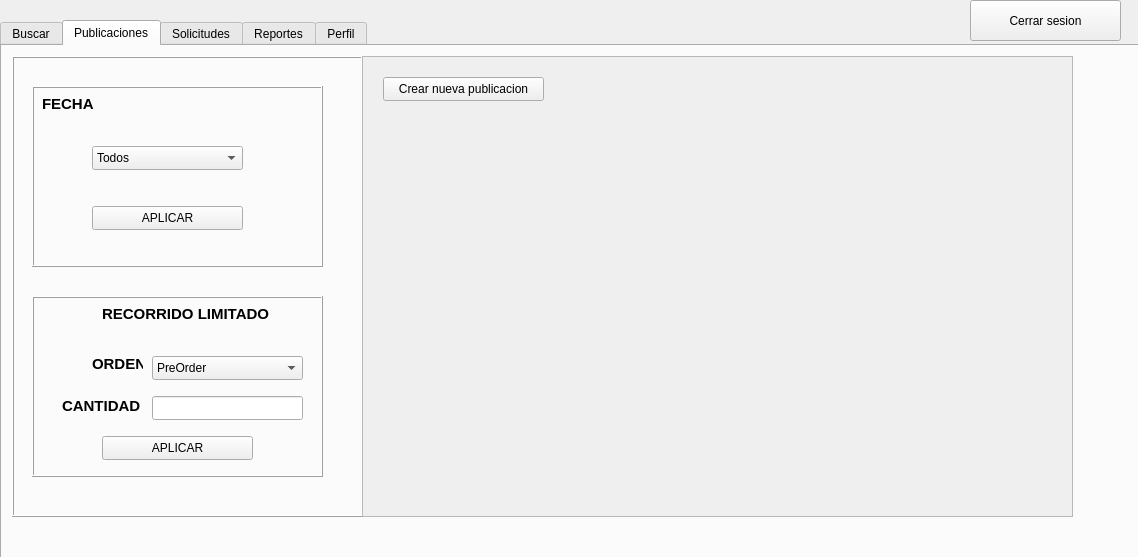
Kevin-alvarez1/PROYECTO_MULTIFASES_RED_SOCIAL, file Fase2/main/usuarios.ui: the form before one commit.
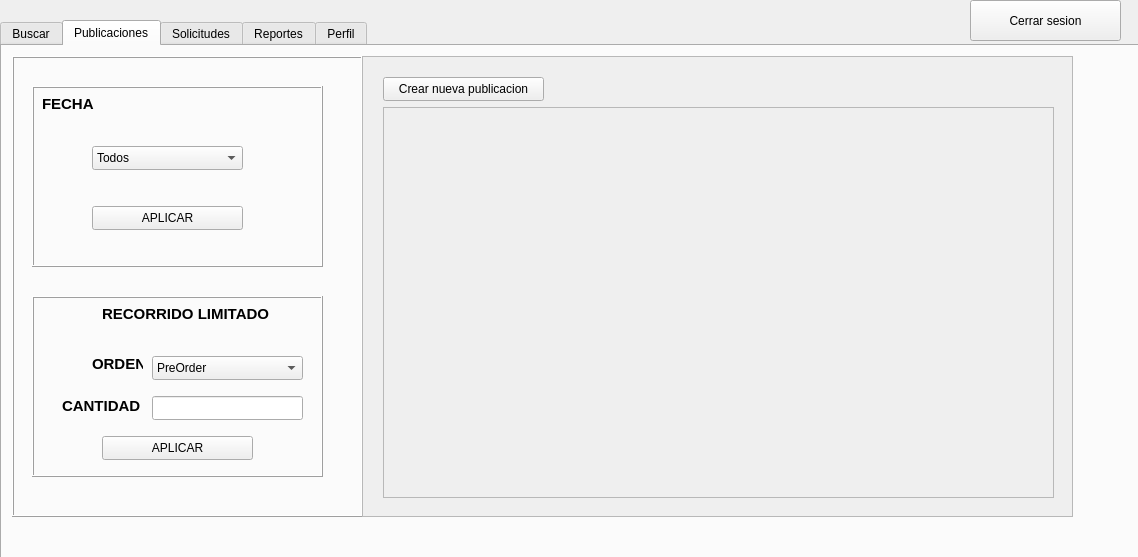
The form after the commit. The open tabs and pages were chosen to show the change. Icons and pictures are not drawn.

```diff
--- a/Fase2/main/usuarios.ui
+++ b/Fase2/main/usuarios.ui
@@ -473,6 +473,22 @@
         <string>Crear nueva publicacion</string>
        </property>
       </widget>
+      <widget class="QFrame" name="publicaciones_frame">
+       <property name="geometry">
+        <rect>
+         <x>20</x>
+         <y>50</y>
+         <width>671</width>
+         <height>391</height>
+        </rect>
+       </property>
+       <property name="frameShape">
+        <enum>QFrame::Shape::StyledPanel</enum>
+       </property>
+       <property name="frameShadow">
+        <enum>QFrame::Shadow::Raised</enum>
+       </property>
+      </widget>
      </widget>
     </widget>
    </widget>
```
Left out of the diff: 2 changed lines with no effect on the pictures.
